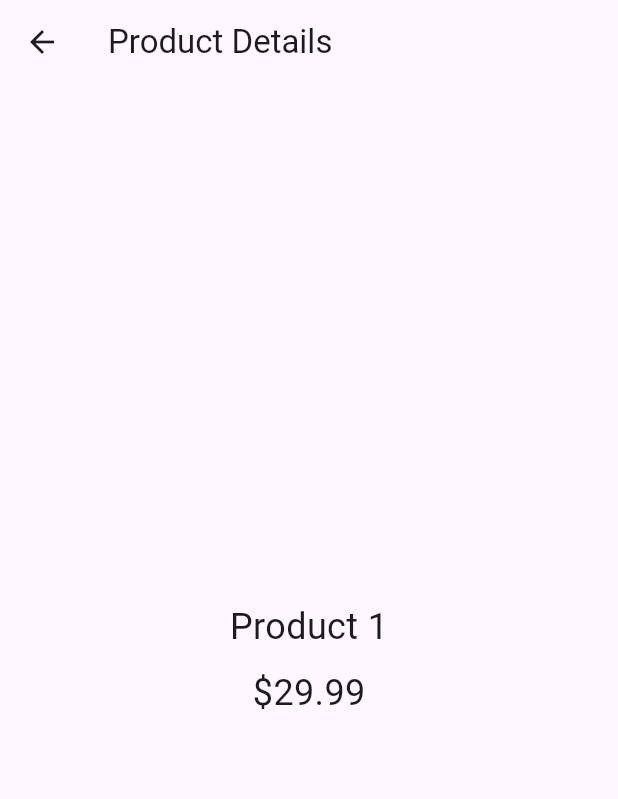
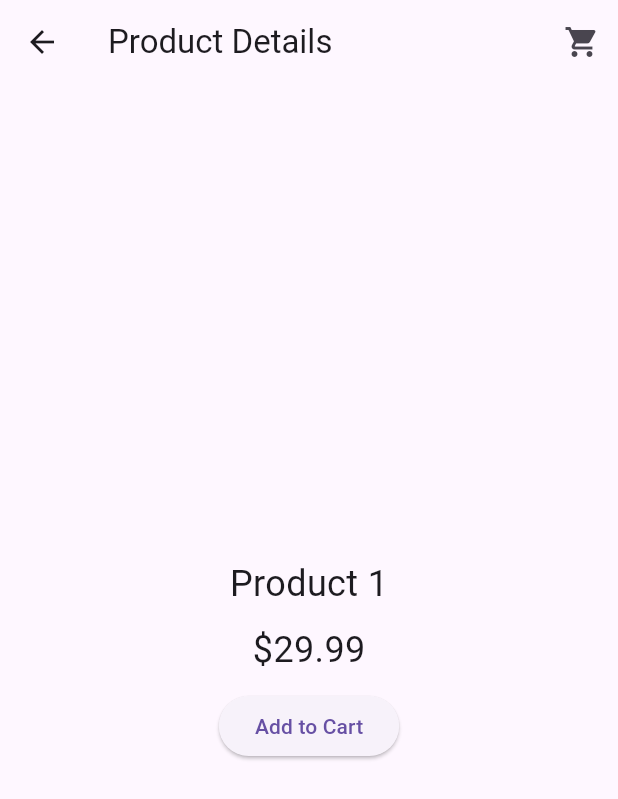
Before and after one commit to zakir1999/GETx, a Flutter app: the screen it shows after launch, after a tap on "Product 1", on a phone screen of 412 x 824 dp. Shown: the top 799 px of the screen. Run offline on Flutter 3.47's test engine with Material 3 defaults, Android fonts, the phone set to English and light mode, and no system bars; our stand-ins replace gap, get; missing offline and left inert: raised_buttons.

Commit message:
Add Cart

```diff
--- /dev/null
+++ b/lib/app/modules/product/controllers/cart_controller.dart
@@ -0,0 +1,20 @@
+import 'package:get/get.dart';
+import 'package:getx/app/modules/product/models/product_model.dart';
+
+class CartController extends GetxController {
+  var cartItems = <ProductModel>[].obs;
+  var totalAmount = 0.0.obs;
+  void addToCart(ProductModel product) {
+    cartItems.add(product);
+    calculateTotal();
+  }
+
+  void removeFromCart(ProductModel product) {
+    cartItems.remove(product);
+    calculateTotal();
+  }
+
+  void calculateTotal() {
+    totalAmount.value = cartItems.fold(0, (sum, item) => sum + item.price);
+  }
+}
--- a/lib/app/modules/product/views/product_details_view.dart
+++ b/lib/app/modules/product/views/product_details_view.dart
@@ -1,8 +1,10 @@
 import 'package:flutter/material.dart';
 import 'package:get/get.dart';
+import '../controllers/cart_controller.dart';
 import '../models/product_model.dart';
 
 class ProductDetailsView extends StatelessWidget {
+  final CartController cartController = Get.find<CartController>();
   @override
   Widget build(BuildContext context) {
     final ProductModel product = Get.arguments;
@@ -10,6 +12,14 @@ class ProductDetailsView extends StatelessWidget {
     return Scaffold(
       appBar: AppBar(
         title: Text('Product Details'),
+        actions: [
+          IconButton(
+            icon: Icon(Icons.shopping_cart),
+            onPressed: () {
+              Get.toNamed('/cart');
+            },
+          ),
+        ],
       ),
       body: Center(
         child: Column(
@@ -18,6 +28,19 @@ class ProductDetailsView extends StatelessWidget {
             Text(product.name, style: TextStyle(fontSize: 24)),
             SizedBox(height: 10),
             Text('\$${product.price}', style: TextStyle(fontSize: 24)),
+            SizedBox(
+              height: 10,
+            ),
+            ElevatedButton(
+              onPressed: () {
+                cartController.addToCart(product);
+                Get.snackbar(
+                  'Added to Cart',
+                  '${product.name} added to your cart',
+                );
+              },
+              child: Text('Add to Cart'),
+            ),
           ],
         ),
       ),
--- a/lib/main.dart
+++ b/lib/main.dart
@@ -1,8 +1,11 @@
 import 'package:flutter/material.dart';
 import 'package:get/get.dart';
+import 'package:getx/app/modules/product/controllers/cart_controller.dart';
+
 import 'app/routes/app_pages.dart';
 
 void main() {
+  Get.put(CartController());
   runApp(MyApp());
 }
 
```
Also changed, not shown: lib/app/modules/product/views/cart_view.dart (added, +49 -0 lines).
